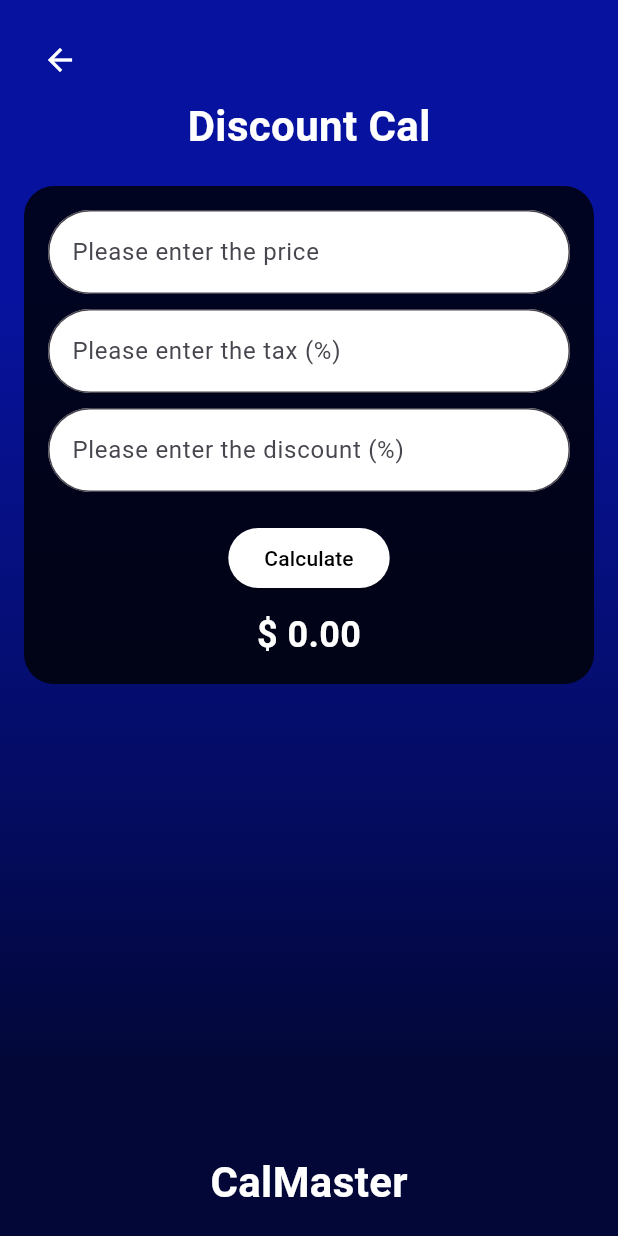
After one commit to Nadeesh-Malaka/CalMaster_App, a Flutter app: the DiscountCalculator screen opened directly, on a phone screen of 412 x 824 dp. The commit adds this screen. Run offline on Flutter 3.47's test engine with Material 3 defaults, Android fonts, the phone set to English and light mode, and no system bars; our stand-ins replace shared_preferences; accounts and stored records are empty.

Commit message:
Add Discount Calculator screen and implement functions

```diff
--- /dev/null
+++ b/lib/screens/discount_cal.dart
@@ -0,0 +1,172 @@
+import 'package:flutter/material.dart';
+
+class DiscountCalculator extends StatefulWidget {
+  const DiscountCalculator({Key? key}) : super(key: key);
+
+  @override
+  _DiscountCalculatorState createState() => _DiscountCalculatorState();
+}
+
+class _DiscountCalculatorState extends State<DiscountCalculator> {
+  final TextEditingController priceController = TextEditingController();
+  final TextEditingController taxController = TextEditingController();
+  final TextEditingController discountController = TextEditingController();
+  double finalPrice = 0.0;
+
+  void calculateDiscountedPrice() {
+    try {
+      double price = double.parse(priceController.text);
+      double tax = double.parse(taxController.text);
+      double discount = double.parse(discountController.text);
+
+      double taxedPrice = price + (price * tax / 100);
+      double discountedPrice = taxedPrice - (taxedPrice * discount / 100);
+
+      setState(() {
+        finalPrice = discountedPrice;
+      });
+    } catch (e) {
+      setState(() {
+        finalPrice = 0.0;
+      });
+    }
+  }
+
+  void clearFields() {
+    setState(() {
+      priceController.clear();
+      taxController.clear();
+      discountController.clear();
+      finalPrice = 0.0;
+    });
+  }
+
+  @override
+  Widget build(BuildContext context) {
+    return Scaffold(
+      body: Container(
+        decoration: const BoxDecoration(
+          gradient: LinearGradient(
+            colors: [
+              Color(0xFF07139E),
+              Color(0xFF040C63),
+              Color(0xFF020738),
+            ],
+            stops: [0.24, 0.64, 0.86],
+            begin: Alignment.topCenter,
+            end: Alignment.bottomCenter,
+          ),
+        ),
+        child: SafeArea(
+          child: Padding(
+            padding: const EdgeInsets.all(16.0),
+            child: Column(
+              crossAxisAlignment: CrossAxisAlignment.center,
+              children: [
+                // Back Button
+                Align(
+                  alignment: Alignment.topLeft,
+                  child: IconButton(
+                    icon: const Icon(Icons.arrow_back, color: Colors.white),
+                    onPressed: () {
+                      Navigator.pop(context); // Navigate back
+                    },
+                  ),
+                ),
+                const Text(
+                  'Discount Cal',
+                  style: TextStyle(
+                    color: Colors.white,
+                    fontSize: 28,
+                    fontWeight: FontWeight.bold,
+                  ),
+                ),
+                const SizedBox(height: 20),
+                Container(
+                  padding: const EdgeInsets.all(16),
+                  decoration: BoxDecoration(
+                    color: Colors.black.withOpacity(0.8),
+                    borderRadius: BorderRadius.circular(20),
+                  ),
+                  child: Column(
+                    children: [
+                      TextField(
+                        controller: priceController,
+                        keyboardType: TextInputType.number,
+                        decoration: InputDecoration(
+                          hintText: 'Please enter the price',
+                          filled: true,
+                          fillColor: Colors.white,
+                          border: OutlineInputBorder(
+                            borderRadius: BorderRadius.circular(30),
+                          ),
+                        ),
+                      ),
+                      const SizedBox(height: 10),
+                      TextField(
+                        controller: taxController,
+                        keyboardType: TextInputType.number,
+                        decoration: InputDecoration(
+                          hintText: 'Please enter the tax (%)',
+                          filled: true,
+                          fillColor: Colors.white,
+                          border: OutlineInputBorder(
+                            borderRadius: BorderRadius.circular(30),
+                          ),
+                        ),
+                      ),
+                      const SizedBox(height: 10),
+                      TextField(
+                        controller: discountController,
+                        keyboardType: TextInputType.number,
+                        decoration: InputDecoration(
+                          hintText: 'Please enter the discount (%)',
+                          filled: true,
+                          fillColor: Colors.white,
+                          border: OutlineInputBorder(
+                            borderRadius: BorderRadius.circular(30),
+                          ),
+                        ),
+                      ),
+                      const SizedBox(height: 20),
+                      ElevatedButton(
+                        onPressed: calculateDiscountedPrice,
+                        style: ElevatedButton.styleFrom(
+                          backgroundColor: Colors.white,
+                        ),
+                        child: const Text(
+                          'Calculate',
+                          style: TextStyle(color: Colors.black),
+                        ),
+                      ),
+                      const SizedBox(height: 10),
+                      Text(
+                        "\$ ${finalPrice.toStringAsFixed(2)}",
+                        style: const TextStyle(
+                          fontSize: 24,
+                          fontWeight: FontWeight.bold,
+                          color: Colors.white,
+                        ),
+                      ),
+                    ],
+                  ),
+                ),
+                const Spacer(),
+                const Center(
+                  child: Text(
+                    "CalMaster",
+                    style: TextStyle(
+                      color: Colors.white,
+                      fontSize: 28,
+                      fontWeight: FontWeight.bold,
+                    ),
+                  ),
+                ),
+              ],
+            ),
+          ),
+        ),
+      ),
+    );
+  }
+}
--- a/lib/screens/home_screen.dart
+++ b/lib/screens/home_screen.dart
@@ -1,4 +1,5 @@
 import 'package:calmaster/screens/bmi_cal.dart';
+import 'package:calmaster/screens/discount_cal.dart';
 import 'package:calmaster/screens/gpa_cal.dart';
 import 'package:calmaster/screens/uni_cal.dart';
 import 'package:flutter/material.dart';
@@ -409,7 +410,8 @@ class HomeScreen extends StatelessWidget {
                                 Navigator.push(
                                   context,
                                   MaterialPageRoute(
-                                    builder: (context) => const SimpleCal(),
+                                    builder: (context) =>
+                                        const DiscountCalculator(),
                                   ),
                                 );
                               },
```
